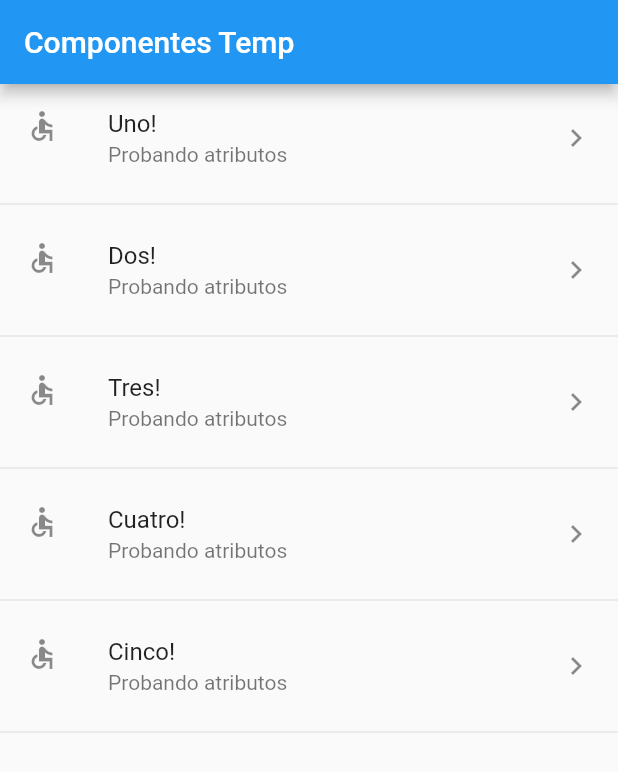
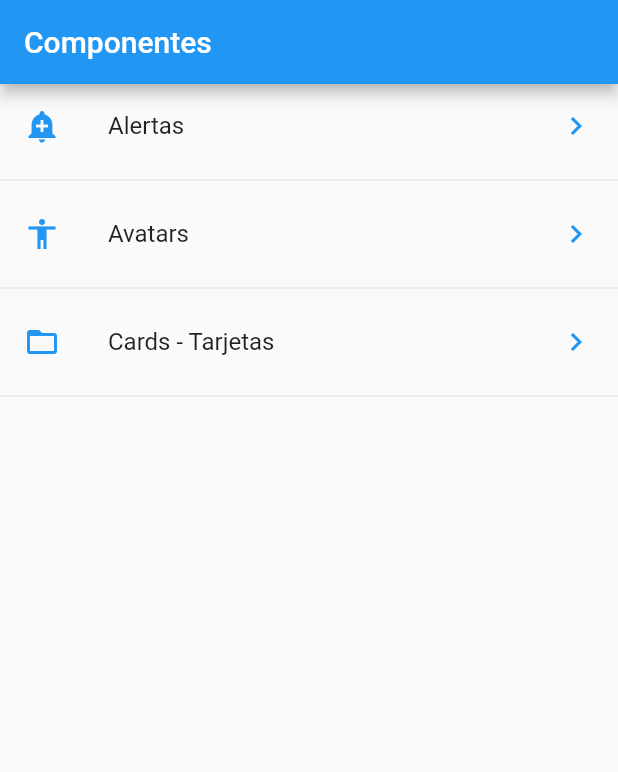
Before and after one commit to jcortezll/componentesAPP, a Flutter app: the screen it shows after launch, on a phone screen of 412 x 824 dp. Shown: the top 772 px of the screen. Run offline on Flutter 3.47's test engine with Material 2 defaults, Android fonts, the phone set to English and light mode, and no system bars.

Commit message:
Página 51

```diff
--- /dev/null
+++ b/componentes_app/data/menu_opts.json
@@ -0,0 +1,20 @@
+{
+    "nombreApp": "Componentes",
+    "rutas": [
+        {
+            "ruta": "alert",
+            "icon": "add_alert",
+            "texto": "Alertas"
+        },
+        {
+            "ruta": "avatar",
+            "icon": "accessibility",
+            "texto": "Avatars"
+        },
+        {
+            "ruta": "card",
+            "icon": "folder_open",
+            "texto": "Cards - Tarjetas"
+        }
+    ]
+}
--- a/componentes_app/lib/home_temp.dart
+++ /dev/null
@@ -1,47 +0,0 @@
-import 'package:flutter/material.dart';
-
-class HomePageTemp extends StatelessWidget {
-  HomePageTemp({super.key});
-  final opciones = ['Uno', 'Dos', 'Tres', 'Cuatro', 'Cinco'];
-
-  @override
-  Widget build(BuildContext context) {
-    return Scaffold(
-        appBar: AppBar(
-          title: const Text('Componentes Temp'),
-        ),
-        body: ListView(children: _crearItemsCorta()));
-  }
-
-  List<Widget> _crearItems() {
-    List<Widget> listaW = [];
-
-    for (String opt in opciones) {
-      final tempWidget = ListTile(
-        title: Text(opt),
-      );
-      listaW
-        ..add(tempWidget)
-        ..add(const Divider());
-    }
-
-    return listaW;
-  }
-
-  List<Widget> _crearItemsCorta() {
-    return opciones.map((item) {
-      return Column(
-        children: [ListTile(
-          title: Text('$item!'),
-          subtitle: const Text('Probando atributos'),
-          leading: const Icon(Icons.accessible_sharp),
-          trailing: const Icon(Icons.keyboard_arrow_right),
-          onTap: () {
-
-          },
-          ),
-          const Divider()],
-      );
-    }).toList();
-  }
-}
--- a/componentes_app/lib/main.dart
+++ b/componentes_app/lib/main.dart
@@ -1,5 +1,6 @@
-import 'package:componentes_app/home_temp.dart';
+import 'package:componentes_app/routes.dart';
 import 'package:flutter/material.dart';
+import 'src/pages/alert_page.dart';
 
 void main() => runApp(const MyApp());
 
@@ -11,7 +12,14 @@ class MyApp extends StatelessWidget {
     return MaterialApp(
       title: 'Componentes App',
       debugShowCheckedModeBanner: false,
-      home: HomePageTemp()
+      initialRoute: '/',
+      routes:  getApplicationRoutes(),
+      onGenerateRoute: (RouteSettings settings) {
+        print('Ruta llamada: ${settings.name}');
+
+        return MaterialPageRoute(
+          builder: (BuildContext context) => const AlertPage());
+      },
     );
   }
 }
--- /dev/null
+++ b/componentes_app/lib/routes.dart
@@ -0,0 +1,14 @@
+import 'package:flutter/material.dart';
+import 'src/pages/alert_page.dart';
+import 'src/pages/avatar_page.dart';
+import 'src/pages/home_page.dart';
+import 'src/pages/card_page.dart';
+
+Map<String, WidgetBuilder> getApplicationRoutes() {
+  return <String, WidgetBuilder>{
+  '/': (BuildContext context) => const HomePage(),
+  'alert': (BuildContext context) => const AlertPage(),
+  'avatar': (BuildContext context) => const AvatarPage(),
+  'card': (_) => const CardPage(),
+  };
+}
--- /dev/null
+++ b/componentes_app/lib/src/pages/home_page.dart
@@ -0,0 +1,60 @@
+import 'package:flutter/material.dart';
+import '../providers/menu_provider.dart';
+import '../utils/icono_string_util.dart';
+
+class HomePage extends StatelessWidget {
+  const HomePage({super.key});
+
+  @override
+  Widget build(BuildContext context) {
+    return Scaffold(
+      appBar: AppBar(
+        title: const Text('Componentes')),
+      body: _lista());
+  }
+
+  Widget _lista() {
+    return FutureBuilder(
+      future: menuProvider.cargarData(),
+      //Argumento opcional, y será la información que tendrá por defecto mientras
+      //no se haya resuelto la promesa
+      // initialData: [],
+      builder: (BuildContext context, AsyncSnapshot<List<dynamic>> snapshot) {
+        print('builder');
+        print(snapshot.data);
+        //Crearemos el ListView
+         // Check if snapshot.data is not null before using it.
+        if (snapshot.hasData) {
+          return ListView(
+            children: _listaItems(snapshot.data!, context),
+          );
+        } else if (snapshot.hasError) {
+          // If there is an error, return an error widget.
+          return Text('Error: ${snapshot.error}');
+        } else {
+          // If the Future is still loading, return a loading spinner.
+          return const CircularProgressIndicator();
+        }
+      },
+    );
+  }
+
+  List<Widget> _listaItems(List<dynamic> data, BuildContext context) {
+    final List<Widget> opciones = [];
+    for (var opt in data) {
+      final widgetTemp = ListTile(
+        title: Text(opt['texto']),
+        leading: getIcon(opt['icon']),
+        trailing: const Icon(Icons.keyboard_arrow_right, color: Colors.blue),
+        onTap: () {
+          Navigator.pushNamed(context, opt['ruta']);
+        },
+      );
+      opciones
+        ..add(widgetTemp)
+        ..add(const Divider());
+    }
+    return opciones;
+  }
+
+}
--- /dev/null
+++ b/componentes_app/lib/src/utils/icono_string_util.dart
@@ -0,0 +1,11 @@
+import 'package:flutter/material.dart';
+
+final _icons = <String, IconData>{
+ 'add_alert': Icons.add_alert,
+ 'accessibility': Icons.accessibility,
+ 'folder_open': Icons.folder_open
+};
+
+Icon getIcon(String nombre) {
+ return Icon(_icons[nombre], color: Colors.blue);
+}
--- a/componentes_app/pubspec.yaml
+++ b/componentes_app/pubspec.yaml
@@ -17,3 +17,6 @@ dev_dependencies:
 
 flutter:
   uses-material-design: true
+  assets:
+    - data/menu_opts.json
+    - assets/
```
Also changed, not shown: componentes_app/lib/src/pages/alert_page.dart (added, +19 -0 lines), componentes_app/lib/src/pages/avatar_page.dart (added, +14 -0 lines), componentes_app/lib/src/pages/card_page.dart (added, +63 -0 lines), componentes_app/lib/src/providers/menu_provider.dart (added, +21 -0 lines), componentes_app/assets/jar-loading.gif (added).
